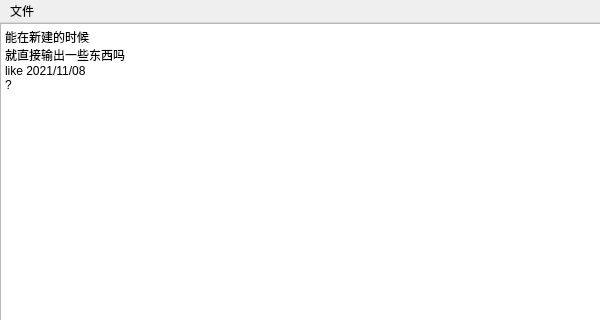
Before: the Qt Designer form Final Assignment/My_Diary/My_Diary/editwindow.ui in Dale-19/UCAS_Object-Oriented-Programming, drawn with Qt 5; both pictures show x 0 to 600 and y 0 to 320 of the 600 by 620 pixel window.
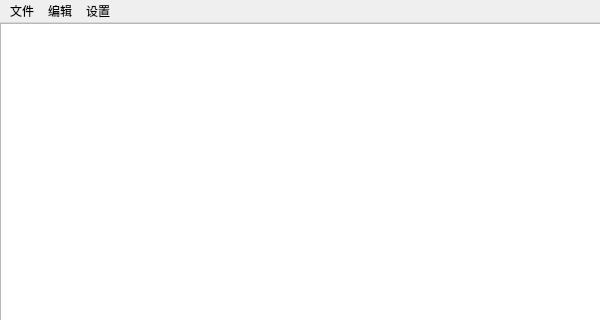
After: the same form once the commit is applied.

Patch:
```diff
--- a/Final Assignment/My_Diary/My_Diary/editwindow.ui
+++ b/Final Assignment/My_Diary/My_Diary/editwindow.ui
@@ -46,10 +46,7 @@
 &lt;html&gt;&lt;head&gt;&lt;meta name=&quot;qrichtext&quot; content=&quot;1&quot; /&gt;&lt;style type=&quot;text/css&quot;&gt;
 p, li { white-space: pre-wrap; }
 &lt;/style&gt;&lt;/head&gt;&lt;body style=&quot; font-family:'SimSun'; font-size:9pt; font-weight:400; font-style:normal;&quot;&gt;
-&lt;p style=&quot; margin-top:0px; margin-bottom:0px; margin-left:0px; margin-right:0px; -qt-block-indent:0; text-indent:0px;&quot;&gt;能在新建的时候&lt;/p&gt;
-&lt;p style=&quot; margin-top:0px; margin-bottom:0px; margin-left:0px; margin-right:0px; -qt-block-indent:0; text-indent:0px;&quot;&gt;就直接输出一些东西吗&lt;/p&gt;
-&lt;p style=&quot; margin-top:0px; margin-bottom:0px; margin-left:0px; margin-right:0px; -qt-block-indent:0; text-indent:0px;&quot;&gt;like 2021/11/08&lt;/p&gt;
-&lt;p style=&quot; margin-top:0px; margin-bottom:0px; margin-left:0px; margin-right:0px; -qt-block-indent:0; text-indent:0px;&quot;&gt;?&lt;/p&gt;&lt;/body&gt;&lt;/html&gt;</string>
+&lt;p style=&quot;-qt-paragraph-type:empty; margin-top:0px; margin-bottom:0px; margin-left:0px; margin-right:0px; -qt-block-indent:0; text-indent:0px;&quot;&gt;&lt;br /&gt;&lt;/p&gt;&lt;/body&gt;&lt;/html&gt;</string>
     </property>
    </widget>
   </widget>
@@ -73,7 +70,32 @@
     <addaction name="separator"/>
     <addaction name="action_exit"/>
    </widget>
+   <widget class="QMenu" name="menuaction_edit">
+    <property name="title">
+     <string>编辑</string>
+    </property>
+    <addaction name="action_back"/>
+    <addaction name="action_restore"/>
+    <addaction name="separator"/>
+    <addaction name="action_cut"/>
+    <addaction name="action_copy"/>
+    <addaction name="action_paste"/>
+    <addaction name="action_delete"/>
+    <addaction name="separator"/>
+    <addaction name="action_search"/>
+    <addaction name="action_replace"/>
+    <addaction name="separator"/>
+    <addaction name="action_all"/>
+   </widget>
+   <widget class="QMenu" name="menu_2">
+    <property name="title">
+     <string>设置</string>
+    </property>
+    <addaction name="action_autosave"/>
+   </widget>
    <addaction name="menu"/>
+   <addaction name="menuaction_edit"/>
+   <addaction name="menu_2"/>
   </widget>
   <widget class="QStatusBar" name="statusbar"/>
   <action name="action_new">
```
Left out of the diff: 97 changed lines with no effect on the pictures.
